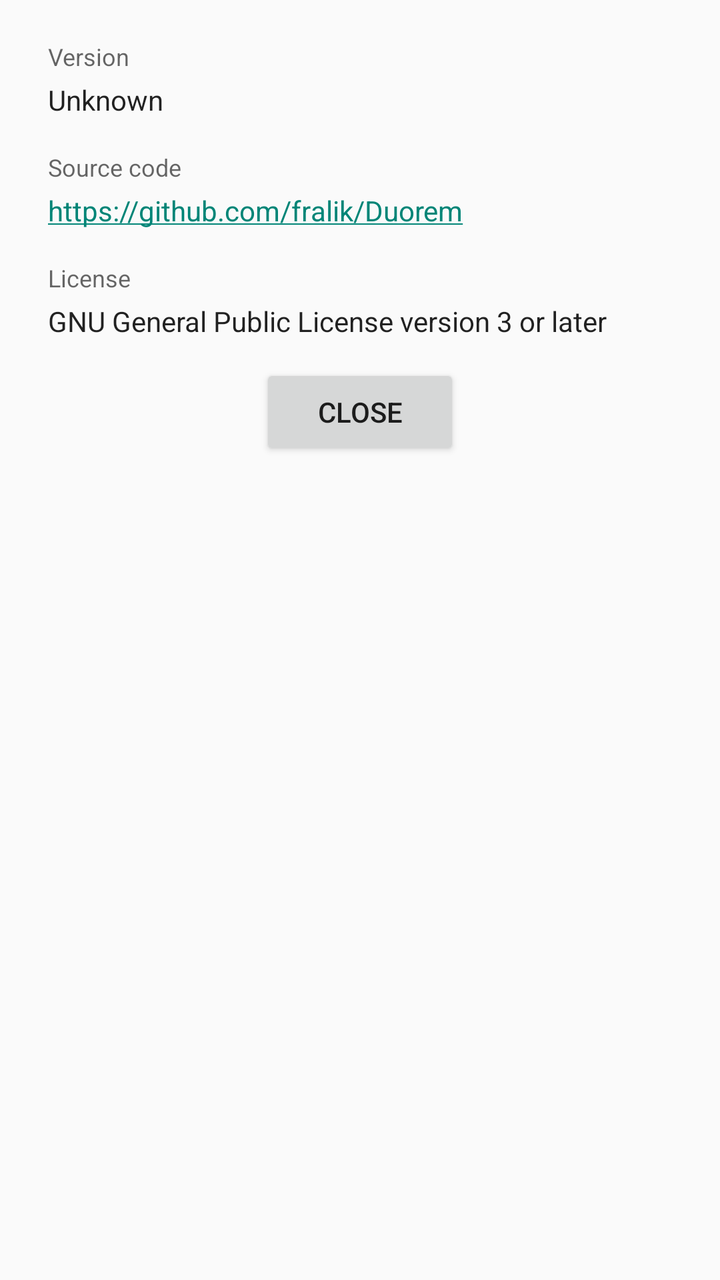
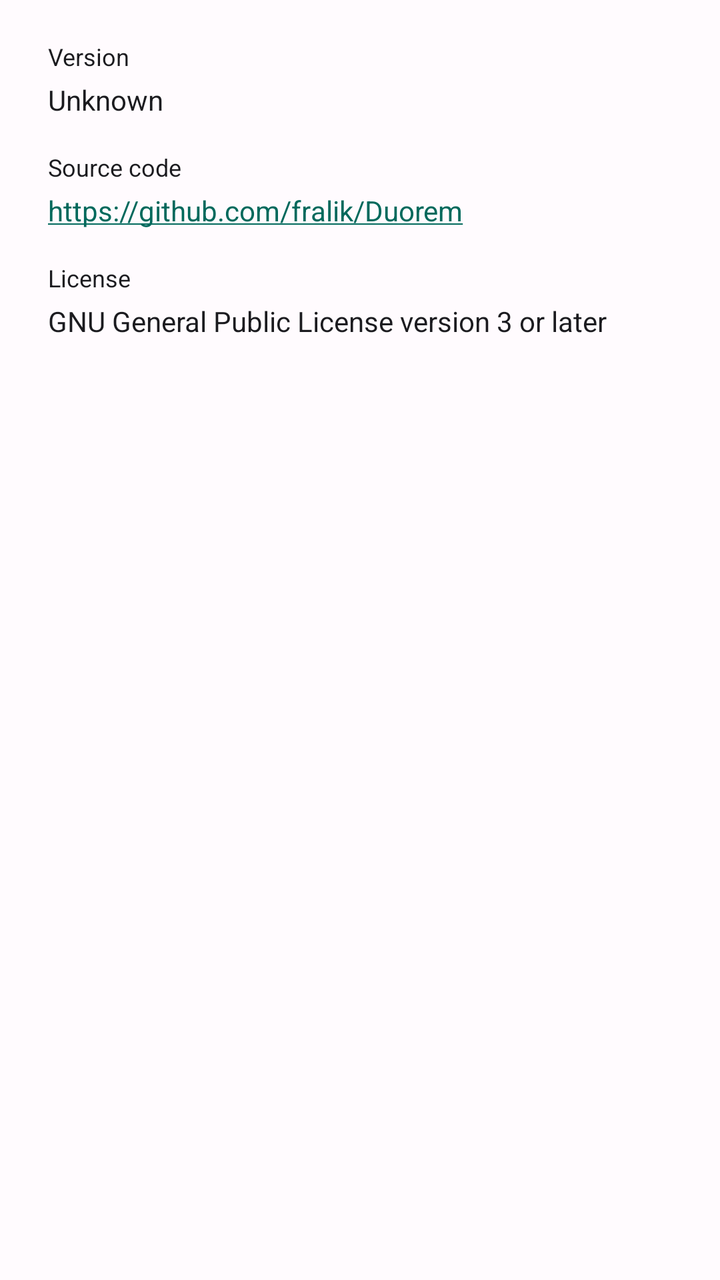

An Android layout rendered at two revisions. The XML below is the earlier revision; the diff shows what the commit changed to produce the second picture.
<!-- AndroidManifest.xml: application theme AppTheme -->
<!-- res/layout/about.xml -->
<?xml version="1.0" encoding="utf-8"?>
<ScrollView xmlns:android="http://schemas.android.com/apk/res/android"
    android:layout_width="match_parent" android:layout_height="match_parent">

    <LinearLayout
        android:layout_width="match_parent"
        android:layout_height="wrap_content"
        android:orientation="vertical"
        android:paddingLeft="24dp"
        android:paddingRight="24dp"
        android:paddingTop="4dp"
        >
        
        <TextView
            style="@style/CaptionText"
            android:text="@string/about_version" />
        <TextView
            android:id="@+id/version"
            style="@style/BodyText"
            android:text="@string/unknown"/>

        <TextView
            style="@style/CaptionText"
            android:text="@string/about_source" />
        <TextView
            style="@style/BodyText"
            android:text="@string/source_link"
            android:autoLink="web" />

        <TextView
            style="@style/CaptionText"
            android:text="@string/about_license"/>
        <TextView
            android:text="@string/license_gplv3_later"
            style="@style/BodyText" />

        <LinearLayout
            android:layout_width="match_parent"
            android:layout_height="wrap_content"
            android:orientation="vertical"
            android:gravity="center"
            android:layout_marginTop="12dp"
            android:paddingBottom="16dp"
            android:clipToPadding="false">

            <Button
                android:layout_width="wrap_content"
                android:minWidth="100dp"
                android:layout_height="wrap_content"
                android:id="@+id/ok_button"
                android:text="@string/close" />

        </LinearLayout>

    </LinearLayout>
</ScrollView>
<!-- resources referenced by this layout -->
<resources>
  <string name="about_license">License</string>
  <string name="about_source">Source code</string>
  <string name="about_version">Version</string>
  <string name="close">Close</string>
  <string name="license_gplv3_later">GNU General Public License version 3 or later</string>
  <string name="source_link" translatable="false">https://github.com/fralik/Duorem</string>
  <string name="unknown">Unknown</string>
  <style name="BodyText" parent="BodyTextBase" />
  <style name="CaptionText" parent="CaptionTextBase" />
  <style name="AppTheme" parent="Theme.AppCompat.DayNight.NoActionBar">
          
          <item name="colorPrimary">#4caf50</item>
          <item name="colorPrimaryDark">#087f23</item>
          
          
          
  
          
          <item name="android:dialogTheme">@style/CustomDialog</item>
      </style>
  <style name="BodyTextBase">
          <item name="android:layout_width">match_parent</item>
          <item name="android:layout_height">wrap_content</item>
          <item name="android:textAppearance">@style/TextAppearance.AppCompat.Body1</item>
      </style>
  <style name="CaptionTextBase">
          <item name="android:layout_width">match_parent</item>
          <item name="android:layout_height">wrap_content</item>
          <item name="android:paddingTop">16dp</item>
          <item name="android:paddingBottom">4dp</item>
          <item name="android:textAppearance">@style/TextAppearance.AppCompat.Caption</item>
          <item name="android:textColor">?android:attr/textColorSecondary</item>
      </style>
  <style name="CustomDialog" parent="@style/Theme.AppCompat.DayNight.Dialog">
          <item name="android:windowNoTitle">false</item>
      </style>
</resources>

<!-- the commit's change to res/layout/about.xml (unified diff, before → after) -->
@@ -34,23 +34,5 @@
             android:text="@string/license_gplv3_later"
             style="@style/BodyText" />
 
-        <LinearLayout
-            android:layout_width="match_parent"
-            android:layout_height="wrap_content"
-            android:orientation="vertical"
-            android:gravity="center"
-            android:layout_marginTop="12dp"
-            android:paddingBottom="16dp"
-            android:clipToPadding="false">
-
-            <Button
-                android:layout_width="wrap_content"
-                android:minWidth="100dp"
-                android:layout_height="wrap_content"
-                android:id="@+id/ok_button"
-                android:text="@string/close" />
-
-        </LinearLayout>
-
     </LinearLayout>
 </ScrollView>
<!-- resource entries referenced after the edit -->
@@ -3,27 +3,36 @@
   <string name="about_license">License</string>
   <string name="about_source">Source code</string>
   <string name="about_version">Version</string>
-  <string name="close">Close</string>
   <string name="license_gplv3_later">GNU General Public License version 3 or later</string>
   <string name="source_link" translatable="false">https://github.com/fralik/Duorem</string>
   <string name="unknown">Unknown</string>
   <style name="BodyText" parent="BodyTextBase" />
   <style name="CaptionText" parent="CaptionTextBase" />
-  <style name="AppTheme" parent="Theme.AppCompat.DayNight.NoActionBar">
-          
-          <item name="colorPrimary">#4caf50</item>
-          <item name="colorPrimaryDark">#087f23</item>
-          
-          
-          
-  
-          
-          <item name="android:dialogTheme">@style/CustomDialog</item>
+  <style name="AppTheme" parent="Theme.MaterialComponents.DayNight.NoActionBar">
+          <item name="colorPrimary">@color/colorPrimary</item>
+          <item name="colorPrimaryDark">@color/colorPrimaryDark</item>
+          <item name="colorPrimaryVariant">@color/colorPrimaryDark</item>
+          <item name="colorSecondary">@color/colorAccent</item>
+          <item name="colorAccent">@color/colorAccent</item>
+          <item name="colorOnPrimary">@color/colorOnPrimary</item>
+          <item name="colorSurface">@color/colorSurface</item>
+          <item name="colorOnSurface">@color/colorOnSurface</item>
+          <item name="android:colorBackground">@color/colorBackground</item>
+          <item name="colorOnBackground">@color/colorOnBackground</item>
+          <item name="android:textColorPrimary">@color/colorOnSurface</item>
+          <item name="android:textColorSecondary">@color/colorOnSurface</item>
+          <item name="android:textColorLink">@color/colorAccent</item>
+          <item name="android:windowBackground">@color/colorBackground</item>
+          <item name="android:forceDarkAllowed">false</item>
+          <item name="android:dialogTheme">@style/AppTheme.Dialog</item>
+          <item name="dialogTheme">@style/AppTheme.Dialog</item>
+          <item name="alertDialogTheme">@style/AppTheme.Dialog</item>
       </style>
   <style name="BodyTextBase">
           <item name="android:layout_width">match_parent</item>
           <item name="android:layout_height">wrap_content</item>
           <item name="android:textAppearance">@style/TextAppearance.AppCompat.Body1</item>
+          <item name="android:textColor">?android:attr/textColorPrimary</item>
       </style>
   <style name="CaptionTextBase">
           <item name="android:layout_width">match_parent</item>
@@ -33,8 +42,22 @@
           <item name="android:textAppearance">@style/TextAppearance.AppCompat.Caption</item>
           <item name="android:textColor">?android:attr/textColorSecondary</item>
       </style>
-  <style name="CustomDialog" parent="@style/Theme.AppCompat.DayNight.Dialog">
-          <item name="android:windowNoTitle">false</item>
+  <color name="colorPrimary">#2E7D32</color>
+  <color name="colorPrimaryDark">#1B5E20</color>
+  <color name="colorAccent">#00695C</color>
+  <color name="colorOnPrimary">#FFFFFF</color>
+  <color name="colorSurface">#FFFBFE</color>
+  <color name="colorOnSurface">#1B1B1F</color>
+  <color name="colorBackground">#FFFBFE</color>
+  <color name="colorOnBackground">#1B1B1F</color>
+  <style name="AppTheme.Dialog" parent="Theme.MaterialComponents.DayNight.Dialog.Alert">
+          <item name="colorPrimary">@color/colorAccent</item>
+          <item name="colorSecondary">@color/colorAccent</item>
+          <item name="colorAccent">@color/colorAccent</item>
+          <item name="android:colorBackground">@color/colorSurface</item>
+          <item name="android:textColorPrimary">@color/colorOnSurface</item>
+          <item name="android:textColorSecondary">@color/colorOnSurface</item>
+          <item name="android:textColorLink">@color/colorAccent</item>
       </style>
 </resources>
 
